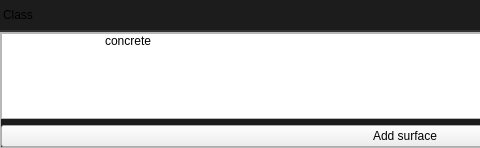
Before: the Qt Designer form smartprop_editor/properties_classes/filtersurface.ui in dertwist/Hammer5Tools, drawn with Qt 5; both pictures show x 0 to 480 and y 0 to 148 of the 810 by 148 pixel window.
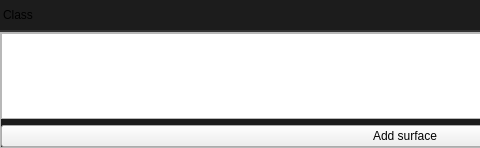
After: the same form once the commit is applied. Icons and pictures are not drawn.

Diff of the .ui file:
```diff
--- a/smartprop_editor/properties_classes/filtersurface.ui
+++ b/smartprop_editor/properties_classes/filtersurface.ui
@@ -197,24 +197,11 @@
         <property name="headerHidden">
          <bool>true</bool>
         </property>
-        <column>
-         <property name="text">
-          <string>switch</string>
-         </property>
-        </column>
         <column>
          <property name="text">
           <string>surface</string>
          </property>
         </column>
-        <item>
-         <property name="text">
-          <string/>
-         </property>
-         <property name="text">
-          <string>concrete</string>
-         </property>
-        </item>
        </widget>
       </item>
       <item>
```
